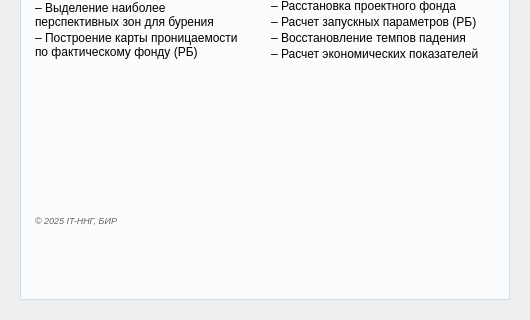
The window that app/gui/widgets/start.ui (Alina-Murzakova/Infill_drilling) describes before a commit, drawn with Qt 5; both pictures show x 0 to 530 and y 210 to 530 of the 530 by 530 pixel window.
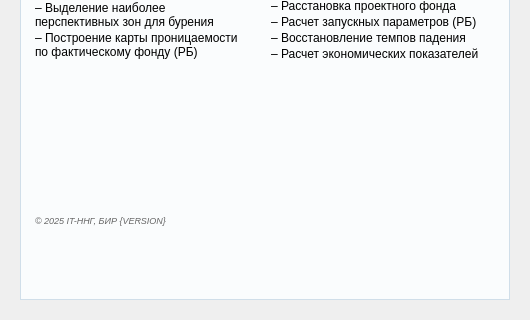
The same window after the commit. Icons and pictures are not drawn.

```diff
--- a/app/gui/widgets/start.ui
+++ b/app/gui/widgets/start.ui
@@ -80,7 +80,7 @@
 &lt;p style=&quot;-qt-paragraph-type:empty; margin-top:0px; margin-bottom:0px; margin-left:0px; margin-right:0px; -qt-block-indent:0; text-indent:0px;&quot;&gt;&lt;br /&gt;&lt;/p&gt;
 &lt;p style=&quot;-qt-paragraph-type:empty; margin-top:0px; margin-bottom:0px; margin-left:0px; margin-right:0px; -qt-block-indent:0; text-indent:0px;&quot;&gt;&lt;br /&gt;&lt;/p&gt;
 &lt;p style=&quot;-qt-paragraph-type:empty; margin-top:0px; margin-bottom:0px; margin-left:0px; margin-right:0px; -qt-block-indent:0; text-indent:0px;&quot;&gt;&lt;br /&gt;&lt;/p&gt;
-&lt;p style=&quot; margin-top:0px; margin-bottom:0px; margin-left:0px; margin-right:0px; -qt-block-indent:0; text-indent:0px;&quot;&gt;&lt;span style=&quot; font-size:7pt; font-style:italic; color:#666666;&quot;&gt;© 2025 IT-ННГ, БИР&lt;/span&gt;&lt;/p&gt;&lt;/body&gt;&lt;/html&gt;</string>
+&lt;p style=&quot; margin-top:0px; margin-bottom:0px; margin-left:0px; margin-right:0px; -qt-block-indent:0; text-indent:0px;&quot;&gt;&lt;span style=&quot; font-size:7pt; font-style:italic; color:#666666;&quot;&gt;© 2025 IT-ННГ, БИР {VERSION}&lt;/span&gt;&lt;/p&gt;&lt;/body&gt;&lt;/html&gt;</string>
    </property>
   </widget>
   <widget class="QLabel" name="lbl_img">
```
